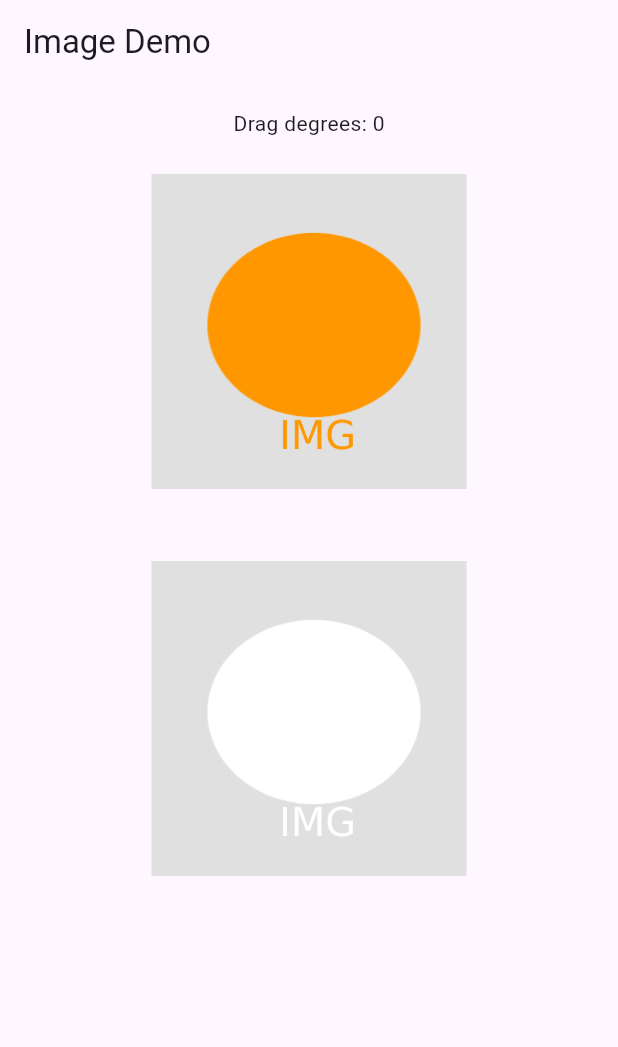
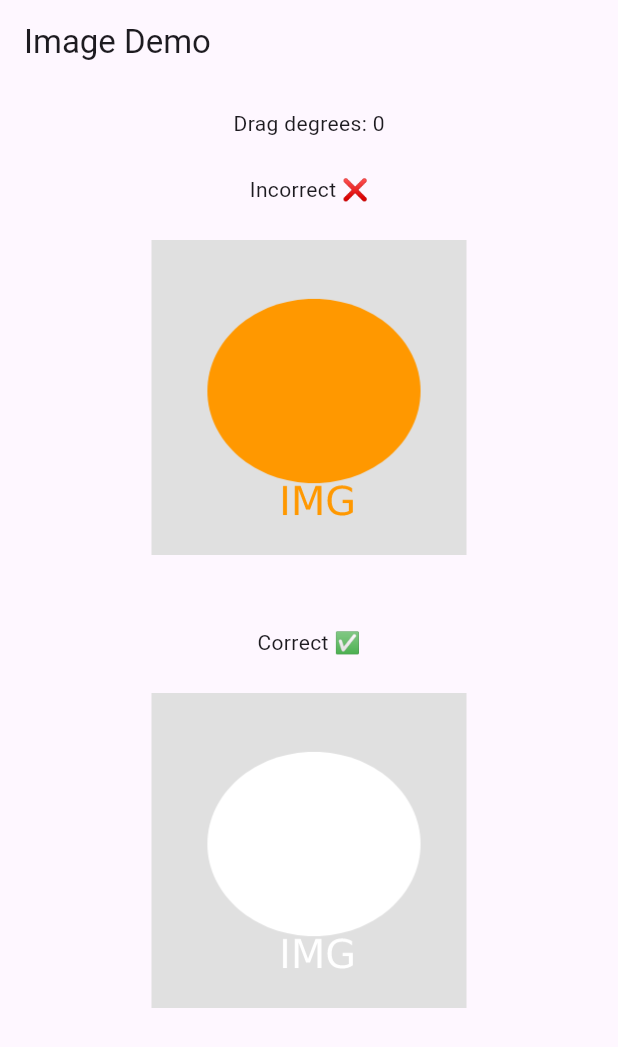
Before and after one commit to michalsrutek/flutter-image-asset-color-bug, a Flutter app: the screen it shows after launch, on a phone screen of 412 x 824 dp. Shown: the top 1047 px of the screen. Run offline on Flutter 3.47's test engine with Material 3 defaults, Android fonts, the light colour scheme and no system bars.

Commit message:
add correct/incorrect labels

```diff
--- a/lib/main.dart
+++ b/lib/main.dart
@@ -104,11 +104,15 @@ class _DraggableWidgetState extends State<DraggableWidget> {
         children: [
           Text('Drag degrees: ${-_horizontalDragInDegrees.toInt()}'),
           const SizedBox(height: 24),
+          const Text("Incorrect ❌"),
+          const SizedBox(height: 24),
           _buildFlippableWidget(
             front: widget.frontBroken,
             back: widget.backBroken,
           ),
           const SizedBox(height: 48),
+          const Text("Correct ✅"),
+          const SizedBox(height: 24),
           _buildFlippableWidget(
             front: widget.frontWorking,
             back: widget.backWorking,
```
